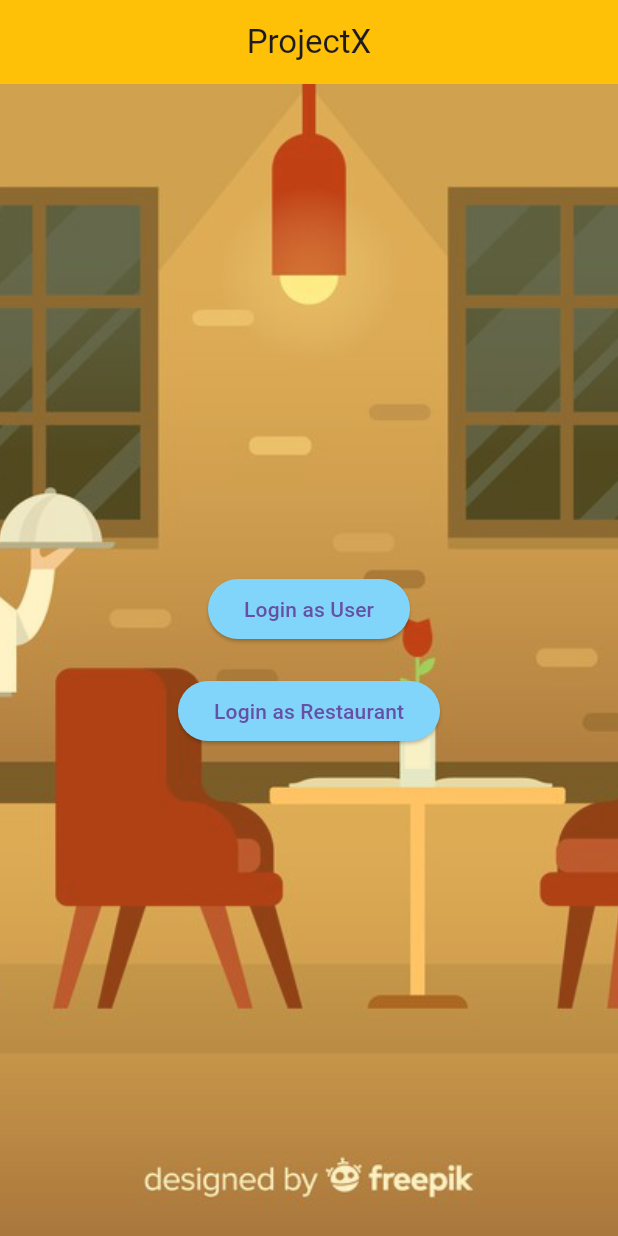
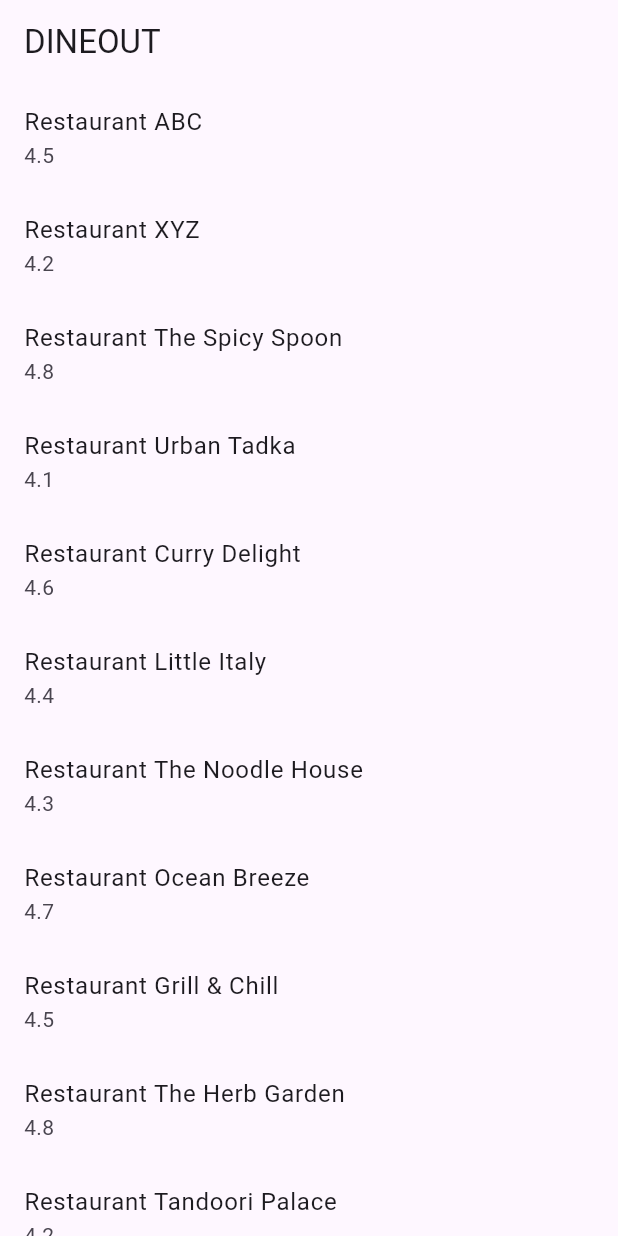
Before and after one commit to ShivamPandey00/Project_X, a Flutter app: the screen it shows after launch, on a phone screen of 412 x 824 dp. Run offline on Flutter 3.47's test engine with Material 3 defaults, Android fonts, the phone set to English and light mode, and no system bars.

```diff
--- /dev/null
+++ b/project_x/assets/restaurant.json
@@ -0,0 +1,102 @@
+[
+  {
+    "Id": 1,
+    "Name": "Restaurant ABC",
+    "rating": 4.5
+  },
+  {
+    "Id": 2,
+    "Name": "Restaurant XYZ",
+    "rating": 4.2
+  },
+  {
+    "Id": 3,
+    "Name": "Restaurant The Spicy Spoon",
+    "rating": 4.8
+  },
+  {
+    "Id": 4,
+    "Name": "Restaurant Urban Tadka",
+    "rating": 4.1
+  },
+  {
+    "Id": 5,
+    "Name": "Restaurant Curry Delight",
+    "rating": 4.6
+  },
+  {
+    "Id": 6,
+    "Name": "Restaurant Little Italy",
+    "rating": 4.4
+  },
+  {
+    "Id": 7,
+    "Name": "Restaurant The Noodle House",
+    "rating": 4.3
+  },
+  {
+    "Id": 8,
+    "Name": "Restaurant Ocean Breeze",
+    "rating": 4.7
+  },
+  {
+    "Id": 9,
+    "Name": "Restaurant Grill & Chill",
+    "rating": 4.5
+  },
+  {
+    "Id": 10,
+    "Name": "Restaurant The Herb Garden",
+    "rating": 4.8
+  },
+  {
+    "Id": 11,
+    "Name": "Restaurant Tandoori Palace",
+    "rating": 4.2
+  },
+  {
+    "Id": 12,
+    "Name": "Restaurant Sushi World",
+    "rating": 4.9
+  },
+  {
+    "Id": 13,
+    "Name": "Restaurant Fiesta Mexicana",
+    "rating": 4.0
+  },
+  {
+    "Id": 14,
+    "Name": "Restaurant BBQ Nation",
+    "rating": 4.6
+  },
+  {
+    "Id": 15,
+    "Name": "Restaurant Steakhouse Supreme",
+    "rating": 4.3
+  },
+  {
+    "Id": 16,
+    "Name": "Restaurant Veggie Delight",
+    "rating": 4.7
+  },
+  {
+    "Id": 17,
+    "Name": "Restaurant Mediterranean Feast",
+    "rating": 4.4
+  },
+  {
+    "Id": 18,
+    "Name": "Restaurant The Rustic Grill",
+    "rating": 4.1
+  },
+  {
+    "Id": 19,
+    "Name": "Restaurant The Pasta House",
+    "rating": 4.2
+  },
+  {
+    "Id": 20,
+    "Name": "Restaurant Continental Corner",
+    "rating": 4.9
+  }
+]
--- a/project_x/lib/main.dart
+++ b/project_x/lib/main.dart
@@ -1,14 +1,26 @@
 import 'package:flutter/material.dart';
 import 'phoneotp.dart'; // Importing the phone OTP file
+import 'restaurantlist.dart';
 
 void main() {
   runApp(
-    MaterialApp(
-      home: FrontPage(),
-    ),
+    MyApp(),
   );
 }
 
+class MyApp extends StatelessWidget {
+  @override
+  Widget build(BuildContext context) {
+    return MaterialApp(
+      title: 'Restaurant App',
+      theme: ThemeData(
+        primarySwatch: Colors.blue,
+      ),
+      home: restaurantlist(),
+    );
+  }
+}
+/*
 class FrontPage extends StatelessWidget {
   @override
   Widget build(BuildContext context) {
@@ -70,3 +82,4 @@ class FrontPage extends StatelessWidget {
     );
   }
 }
+*/
--- /dev/null
+++ b/project_x/lib/restaurantlist.dart
@@ -0,0 +1,95 @@
+import 'dart:async';
+import 'dart:convert';
+import 'package:flutter/material.dart';
+import 'package:flutter/services.dart';
+import 'package:http/http.dart'as http;
+
+
+Future<List<Restaurants>> fetchRestaurants() async {
+  //final responce=await http.get(Uri.parse('api'));
+  final String response = await rootBundle.loadString('assets/restaurant.json');
+  // if(responce.statusCode==200) {
+    List jsonResponse = jsonDecode(response);
+    return jsonResponse.map((restaurant) => Restaurants.fromJson(restaurant)).toList();
+  // } else {
+  //   throw Exception('Error: Failed to loasd');
+  // }
+//   headers: {
+//     HttpHeaders.authorizationHeader: 'Basic your_api_token_here',
+// },
+}
+class Restaurants {
+  final int Id;
+  final String Name;
+  final double rating;
+
+  const Restaurants({
+    required this.Id,
+    required this.Name,
+    required this.rating,
+});
+  factory Restaurants.fromJson(Map<String, dynamic> json) {
+    return switch (json) {
+      {
+      'Id': int Id,
+      'Name': String Name,
+      'rating': double rating,
+      } =>
+          Restaurants(
+            Id: Id,
+            Name: Name,
+            rating: rating,
+          ),
+      _ => throw const FormatException('Failed to load album.'),
+    };
+  }
+}
+class restaurantlist extends StatefulWidget {
+  const restaurantlist({super.key});
+
+  @override
+  State<restaurantlist> createState() => _restaurantlistState();
+}
+
+class _restaurantlistState extends State<restaurantlist> {
+  late Future<List<Restaurants>> futureRestaurant;
+  @override
+  void initState() {
+    super.initState();
+    futureRestaurant=fetchRestaurants();
+  }
+  @override
+  Widget build(BuildContext context) {
+    return Scaffold(
+      appBar: AppBar(
+        title: const Text('DINEOUT'),
+      ),
+      body: Center(
+        child: FutureBuilder<List<Restaurants>>(
+          future: futureRestaurant,
+          builder: (context, snapshot) {
+            if(snapshot.hasData) {
+              final restaurants= snapshot.data!;
+              return ListView.builder(
+                  itemCount: restaurants.length,
+                  itemBuilder: (context, index) {
+                    final restaurant=restaurants[index];
+                    return ListTile(
+                      title: Text(restaurant.Name),
+                      subtitle: Text('${restaurant.rating}'),
+                      onTap: (){
+                        //api to call the restaurant detail
+                      },
+                    );
+                  }
+              );
+            } else if(snapshot.hasError) {
+              return Text('${snapshot.error}');
+            }
+            return const CircularProgressIndicator();
+          },
+        ),
+      ),
+    );
+  }
+}
--- a/project_x/pubspec.yaml
+++ b/project_x/pubspec.yaml
@@ -35,6 +35,7 @@ dependencies:
   # The following adds the Cupertino Icons font to your application.
   # Use with the CupertinoIcons class for iOS style icons.
   cupertino_icons: ^1.0.6
+  http: ^1.2.1
 
 dev_dependencies:
   flutter_test:
@@ -61,6 +62,7 @@ flutter:
   # To add assets to your application, add an assets section, like this:
   assets:
    - images/frontcover.png
+   - assets/restaurant.json
 
   # An image asset can refer to one or more resolution-specific "variants", see
   # https://flutter.dev/assets-and-images/#resolution-aware
```
Also changed, not shown: project_x/pubspec.lock, 1 other file.
